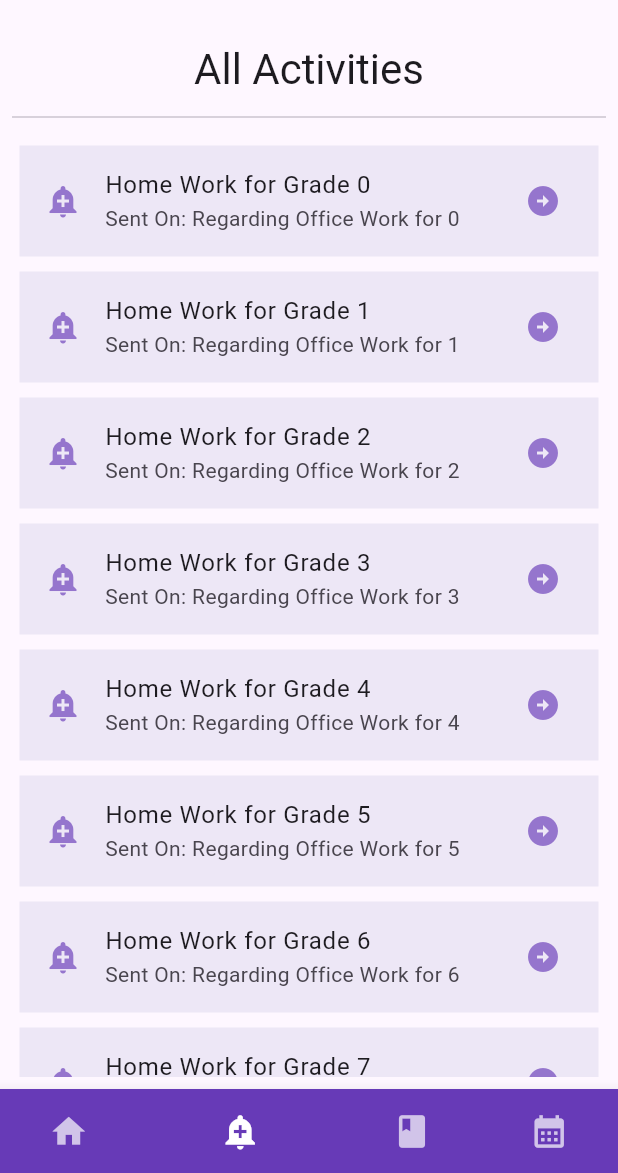
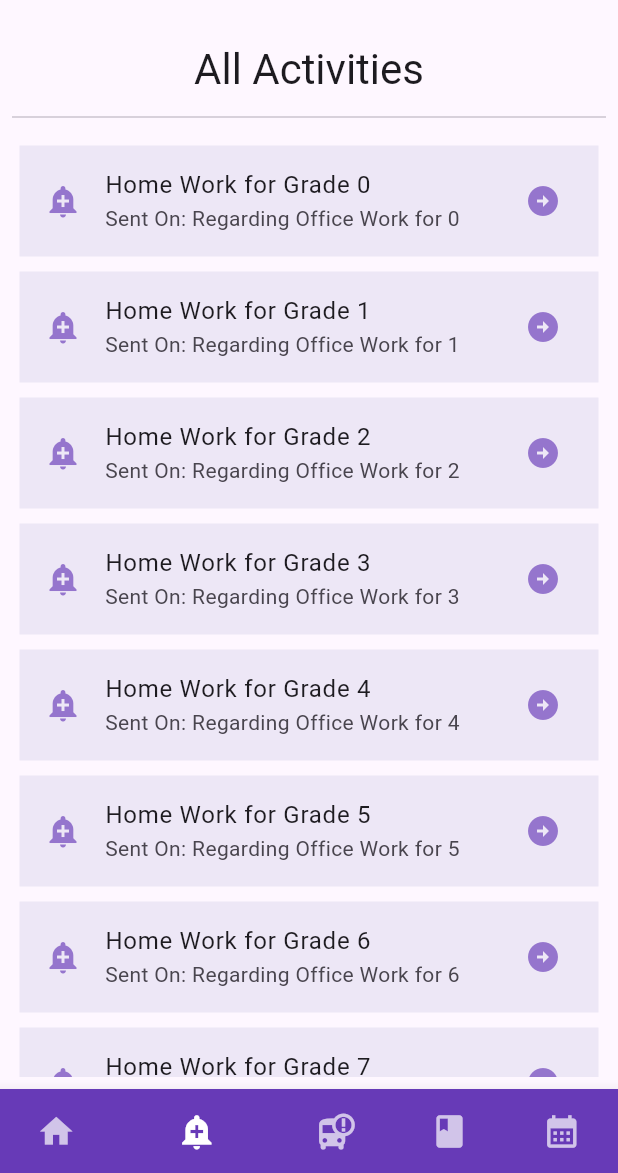
Before and after one commit to LazyyVenom/School_Manager, a Flutter app: the screen it shows after launch, item 2 of the bottom bar chosen, on a phone screen of 412 x 824 dp, the part 63-1236 px from its top. Run offline on Flutter 3.47's test engine with Material 3 defaults, Android fonts, the phone set to English and light mode, and no system bars; our stand-ins replace table_calendar.

Commit message:
Added New page

```diff
--- a/lib/basic_structure.dart
+++ b/lib/basic_structure.dart
@@ -18,6 +18,7 @@ class _BasicStructureState extends State<BasicStructure> {
   List<Widget> pages = const [
     HomePage(),
     AlertPage(),
+    BusTrackingPage(),
     AssignmentPage(),
     AttendancePage()
   ];
@@ -63,6 +64,11 @@ class _BasicStructureState extends State<BasicStructure> {
             backgroundColor: Colors.deepPurple
           ),
           BottomNavigationBarItem(
+            icon: Icon(Icons.bus_alert),
+            label: "Bus Tracking",
+            backgroundColor: Colors.deepPurple
+          ),
+          BottomNavigationBarItem(
             icon: Icon(Icons.book),
             label: "Assignment",
             backgroundColor: Colors.deepPurple
```
